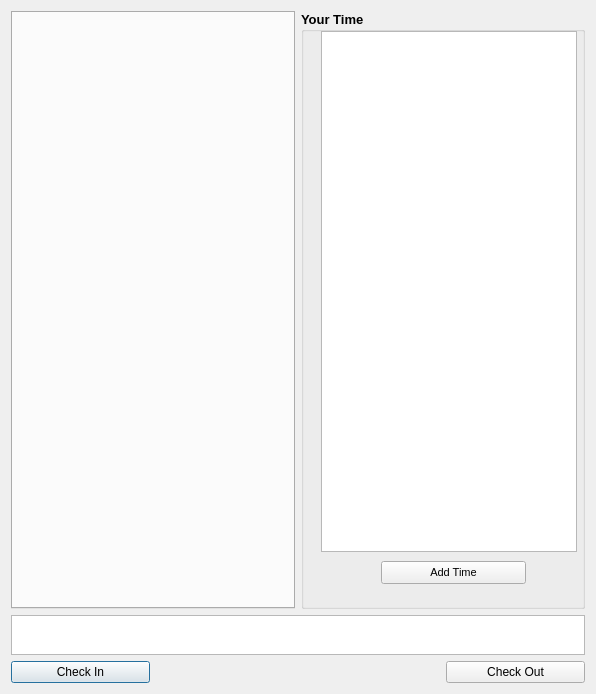
Above: resources/dialog.ui from qpskcn1/tk-desktop-timecard before the change. Below: the same form after it.
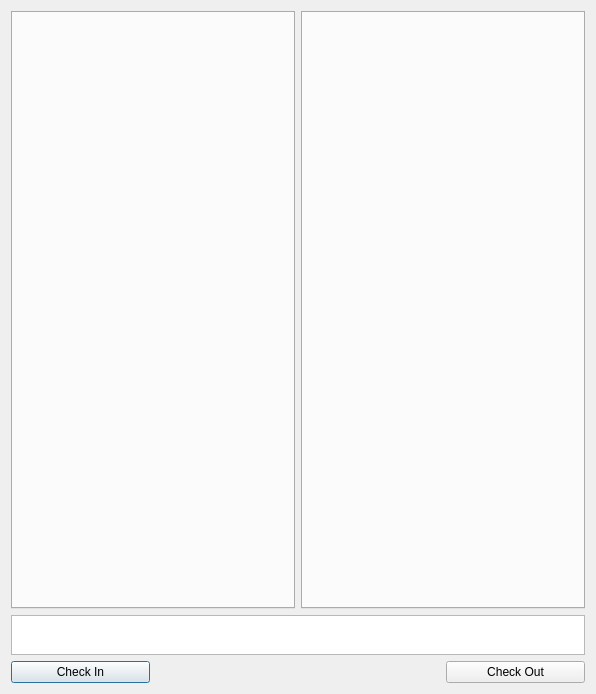
That is the form after the change.

The edit to the form file:
```diff
--- a/resources/dialog.ui
+++ b/resources/dialog.ui
@@ -65,9 +65,9 @@
       </widget>
      </item>
      <item>
-      <widget class="QGroupBox" name="TimeGroupBox">
+      <widget class="QTabWidget" name="timeTabWidget">
        <property name="sizePolicy">
-        <sizepolicy hsizetype="Expanding" vsizetype="Expanding">
+        <sizepolicy hsizetype="Expanding" vsizetype="Preferred">
          <horstretch>0</horstretch>
          <verstretch>0</verstretch>
         </sizepolicy>
@@ -79,39 +79,9 @@
          <bold>true</bold>
         </font>
        </property>
-       <property name="title">
-        <string>Your Time</string>
+       <property name="currentIndex">
+        <number>-1</number>
        </property>
-       <widget class="QListWidget" name="listWidget">
-        <property name="geometry">
-         <rect>
-          <x>20</x>
-          <y>20</y>
-          <width>256</width>
-          <height>521</height>
-         </rect>
-        </property>
-       </widget>
-       <widget class="QPushButton" name="addTimeBtn">
-        <property name="geometry">
-         <rect>
-          <x>80</x>
-          <y>550</y>
-          <width>145</width>
-          <height>23</height>
-         </rect>
-        </property>
-        <property name="font">
-         <font>
-          <pointsize>8</pointsize>
-          <weight>50</weight>
-          <bold>false</bold>
-         </font>
-        </property>
-        <property name="text">
-         <string>Add Time</string>
-        </property>
-       </widget>
       </widget>
      </item>
     </layout>
```
Left out of the diff: 14 changed lines with no effect on the pictures.
